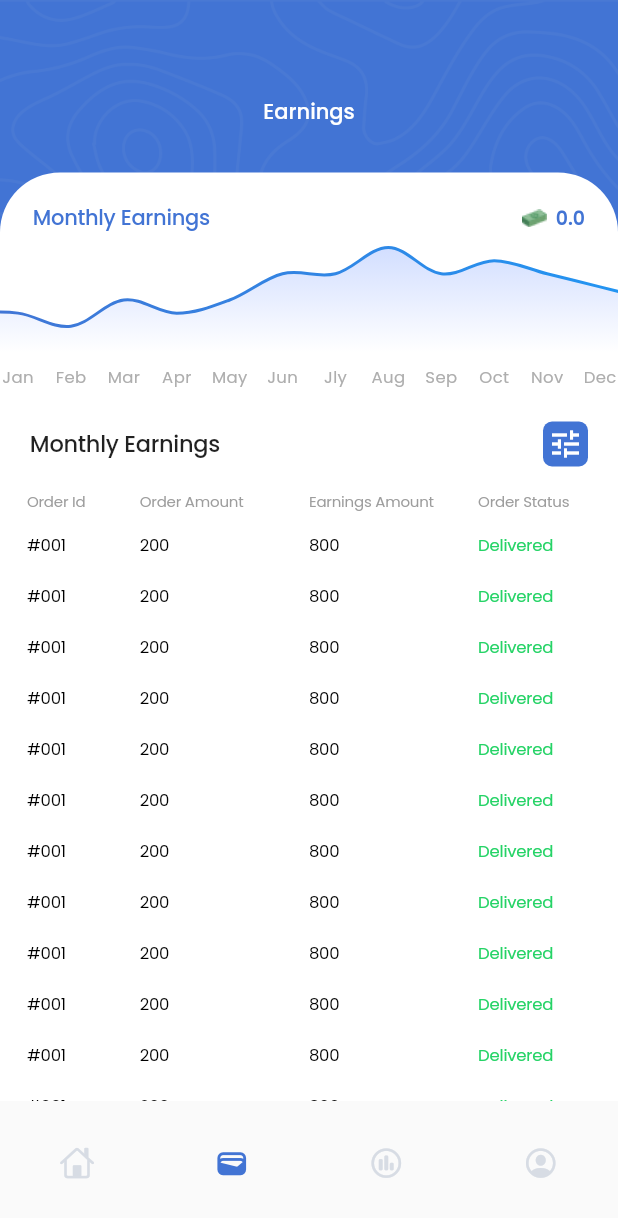
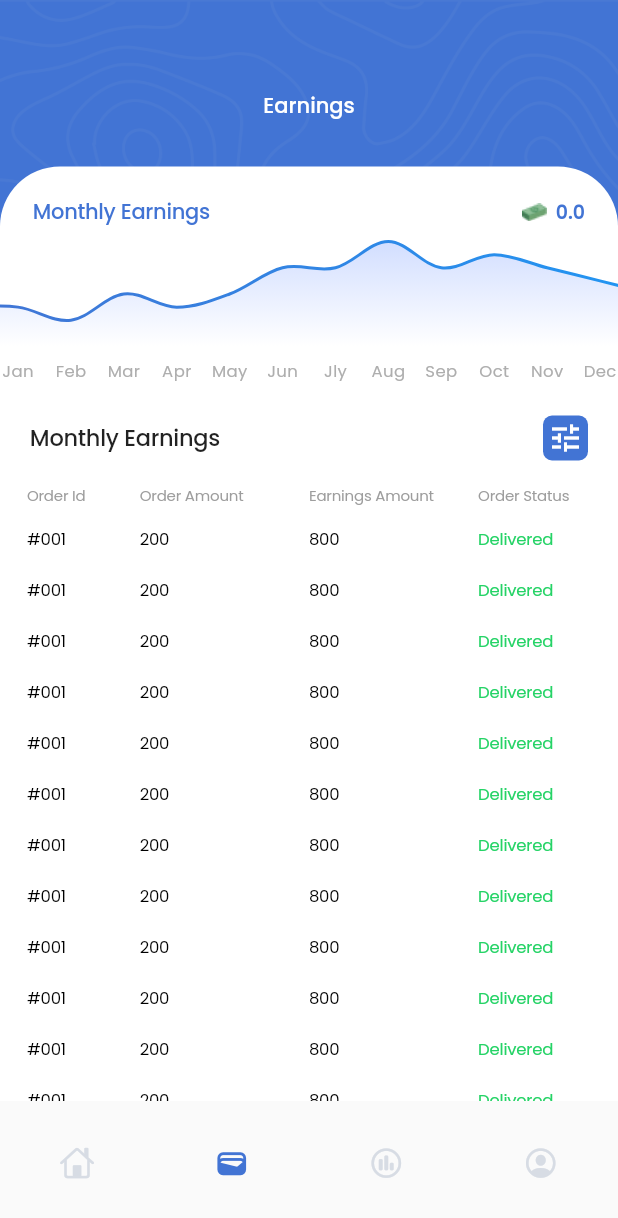
Before and after one commit to Irfan-kc/ideal_promoter, a Flutter app: the screen it shows after launch, item 2 of the bottom bar chosen, on a phone screen of 412 x 824 dp. Shown: the top 1218 px of the screen. Run offline on Flutter 3.47's test engine with Material 2 defaults, Android fonts, the phone set to English and light mode, and no system bars; drawn by our look-alikes of fl_chart; our stand-ins replace carousel_slider, percent_indicator.

Commit message:
customize widget

```diff
--- a/lib/view/screen/home/bottom_nav_screen/home_screen/home_screen.dart
+++ b/lib/view/screen/home/bottom_nav_screen/home_screen/home_screen.dart
@@ -1,7 +1,7 @@
 import 'package:flutter/material.dart';
 import 'package:ideal_promoter/view/screen/home/bottom_nav_screen/home_screen/widget/dashboard_card.dart';
 import 'package:ideal_promoter/view/screen/home/bottom_nav_screen/home_screen/widget/name_card.dart';
-import 'package:ideal_promoter/view/screen/home/bottom_nav_screen/widget/background_widget.dart';
+import 'package:ideal_promoter/view/screen/home/widget/background_widget.dart';
 import 'package:ideal_promoter/view/screen/home/bottom_nav_screen/widget/category_tile.dart';
 import 'package:ideal_promoter/view/screen/home/bottom_nav_screen/widget/suggested_grid_view.dart';
 import 'package:ideal_promoter/view/screen/home/page_views/page_views.dart';
--- a/lib/view/screen/home/bottom_nav_screen/profile_screen/profile_screen.dart
+++ b/lib/view/screen/home/bottom_nav_screen/profile_screen/profile_screen.dart
@@ -3,7 +3,7 @@ import 'package:ideal_promoter/constant/text_style.dart';
 import 'package:ideal_promoter/provider/home/profile_screen_provider/profile_screen_provider.dart';
 import 'package:ideal_promoter/view/screen/home/bottom_nav_screen/profile_screen/widget/circular_percent_indicator.dart';
 import 'package:ideal_promoter/view/screen/home/bottom_nav_screen/profile_screen/widget/text_field.dart';
-import 'package:ideal_promoter/view/screen/home/bottom_nav_screen/widget/background_widget.dart';
+import 'package:ideal_promoter/view/screen/home/widget/background_widget.dart';
 import 'package:provider/provider.dart';
 
 import '../../../../widget/height_and_width.dart';
--- a/lib/view/screen/home/bottom_nav_screen/wallet_screen/wallet_screen.dart
+++ b/lib/view/screen/home/bottom_nav_screen/wallet_screen/wallet_screen.dart
@@ -2,7 +2,7 @@ import 'package:flutter/material.dart';
 import 'package:ideal_promoter/view/screen/home/bottom_nav_screen/wallet_screen/widget/table_data.dart';
 
 import '../../../../widget/height_and_width.dart';
-import '../widget/background_widget.dart';
+import '../../widget/background_widget.dart';
 import '../widget/graph.dart';
 
 class WalletScreen extends StatelessWidget {
@@ -12,6 +12,7 @@ class WalletScreen extends StatelessWidget {
   Widget build(BuildContext context) {
     return const BackGroundWidget(
         isExpanded: true,
+        backButton: false,
         heading: 'Earnings',
         column2: Column(
           children: [
--- a/lib/view/screen/home/bussiness_volume_page/business_volume_page.dart
+++ b/lib/view/screen/home/bussiness_volume_page/business_volume_page.dart
@@ -1,5 +1,5 @@
 import 'package:flutter/material.dart';
-import 'package:ideal_promoter/view/screen/home/bottom_nav_screen/widget/background_widget.dart';
+import 'package:ideal_promoter/view/screen/home/widget/background_widget.dart';
 
 import '../../../widget/height_and_width.dart';
 import '../bottom_nav_screen/wallet_screen/widget/table_data.dart';
--- a/lib/view/screen/home/earnings_page/earning_page.dart
+++ b/lib/view/screen/home/earnings_page/earning_page.dart
@@ -1,5 +1,5 @@
 import 'package:flutter/material.dart';
-import 'package:ideal_promoter/view/screen/home/bottom_nav_screen/widget/background_widget.dart';
+import 'package:ideal_promoter/view/screen/home/widget/background_widget.dart';
 
 import '../../../widget/height_and_width.dart';
 import '../bottom_nav_screen/wallet_screen/widget/table_data.dart';
--- a/lib/view/screen/home/page_views/page_views.dart
+++ b/lib/view/screen/home/page_views/page_views.dart
@@ -2,7 +2,7 @@ import 'package:flutter/material.dart';
 
 import '../../../widget/height_and_width.dart';
 import '../bottom_nav_screen/wallet_screen/widget/table_data.dart';
-import '../bottom_nav_screen/widget/background_widget.dart';
+import '../widget/background_widget.dart';
 import '../bottom_nav_screen/widget/graph.dart';
 
 class PageViews extends StatelessWidget {
--- a/lib/view/screen/home/bottom_nav_screen/widget/background_widget.dart
+++ b/lib/view/screen/home/widget/background_widget.dart
@@ -1,18 +1,21 @@
+import 'package:flutter/cupertino.dart';
 import 'package:flutter/material.dart';
 
-import '../../../../widget/height_and_width.dart';
+import '../../../widget/height_and_width.dart';
 
 class BackGroundWidget extends StatelessWidget {
   final List<Widget>? column1;
   final Widget column2;
   final bool isExpanded;
   final String? heading;
+  final bool backButton;
   const BackGroundWidget(
       {super.key,
       this.column1,
       required this.column2,
       this.isExpanded = false,
-      this.heading});
+      this.heading,
+      this.backButton = true});
 
   @override
   Widget build(BuildContext context) {
@@ -41,13 +44,34 @@ class BackGroundWidget extends StatelessWidget {
             )
           : Column(
               children: [
-                const KHeight(64),
-                Text(
-                  heading.toString(),
-                  style: const TextStyle(
-                      fontSize: 14,
-                      fontWeight: FontWeight.w500,
-                      color: Colors.white),
+                const KHeight(60),
+                Padding(
+                  padding: const EdgeInsets.symmetric(horizontal: 22.0),
+                  child: Row(
+                    children: [
+                      if (backButton)
+                        InkWell(
+                          onTap: () {
+                            Navigator.pop(context);
+                          },
+                          child: const Icon(
+                            CupertinoIcons.arrow_left,
+                            color: Colors.white,
+                          ),
+                        ),
+                      Expanded(
+                        child: Center(
+                          child: Text(
+                            heading.toString(),
+                            style: const TextStyle(
+                                fontSize: 14,
+                                fontWeight: FontWeight.w500,
+                                color: Colors.white),
+                          ),
+                        ),
+                      ),
+                    ],
+                  ),
                 ),
                 const KHeight(30),
                 Expanded(
```
